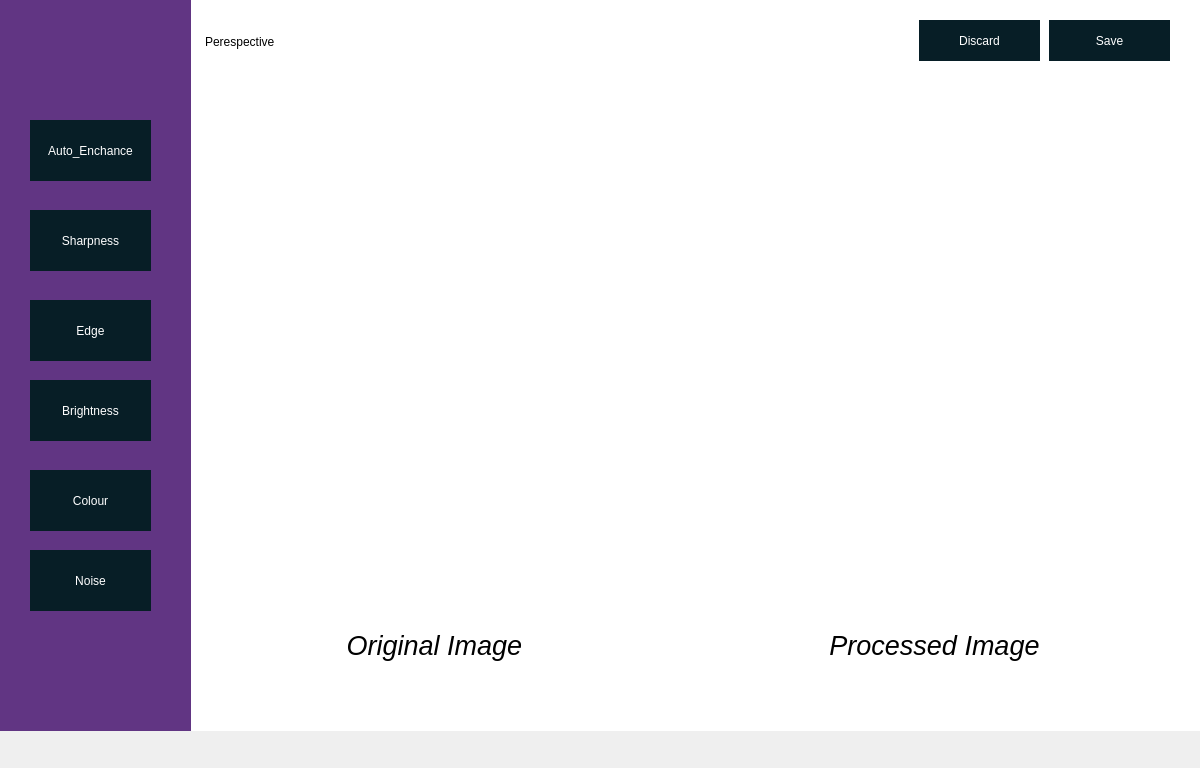
This is UI/home.ui in rishuriya/Jovian-Perspective as Qt 5 draws it before an edit. The edited form follows.
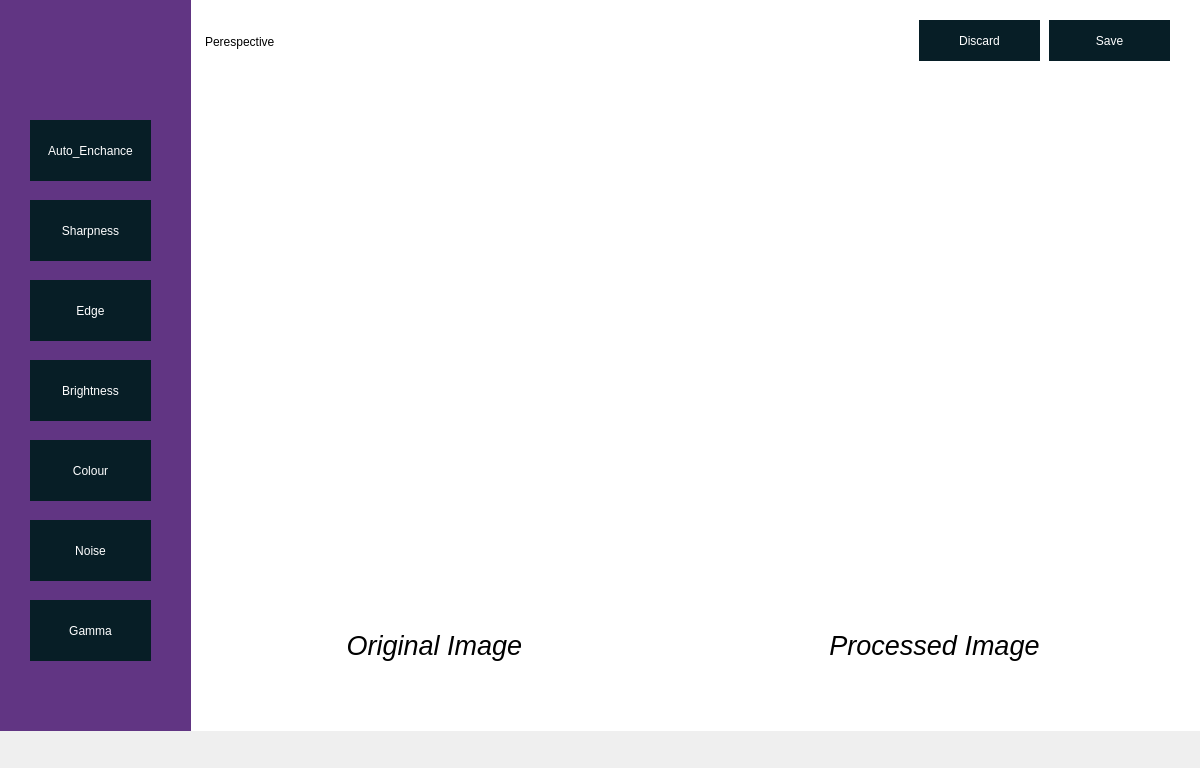
This is the edited form. Icons and pictures are not drawn.

What changed in the file:
```diff
--- a/UI/home.ui
+++ b/UI/home.ui
@@ -133,7 +133,7 @@
      <property name="geometry">
       <rect>
        <x>40</x>
-       <y>220</y>
+       <y>210</y>
        <width>121</width>
        <height>61</height>
       </rect>
@@ -146,7 +146,7 @@
      <property name="geometry">
       <rect>
        <x>40</x>
-       <y>310</y>
+       <y>290</y>
        <width>121</width>
        <height>61</height>
       </rect>
@@ -159,7 +159,7 @@
      <property name="geometry">
       <rect>
        <x>40</x>
-       <y>390</y>
+       <y>370</y>
        <width>121</width>
        <height>61</height>
       </rect>
@@ -172,7 +172,7 @@
      <property name="geometry">
       <rect>
        <x>40</x>
-       <y>480</y>
+       <y>450</y>
        <width>121</width>
        <height>61</height>
       </rect>
@@ -198,7 +198,7 @@
      <property name="geometry">
       <rect>
        <x>40</x>
-       <y>560</y>
+       <y>530</y>
        <width>121</width>
        <height>61</height>
       </rect>
@@ -207,6 +207,19 @@
       <string>Noise</string>
      </property>
     </widget>
+    <widget class="QPushButton" name="gamma">
+     <property name="geometry">
+      <rect>
+       <x>40</x>
+       <y>610</y>
+       <width>121</width>
+       <height>61</height>
+      </rect>
+     </property>
+     <property name="text">
+      <string>Gamma</string>
+     </property>
+    </widget>
    </widget>
    <widget class="QFrame" name="header">
     <property name="geometry">
```
